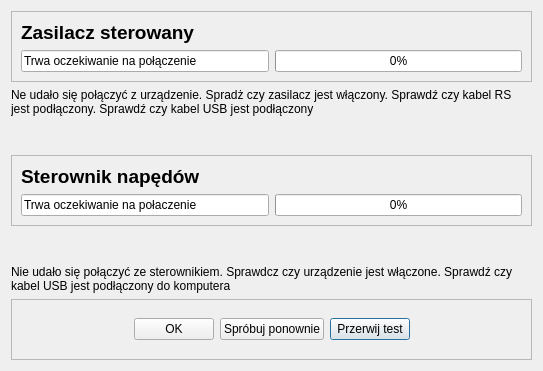
This is CzujkiLinioweApp/oczekiwanienaurzadzenia.ui in wiacekmarcin/CzujkiLiniowe as Qt 5 draws it before an edit. The edited form follows.
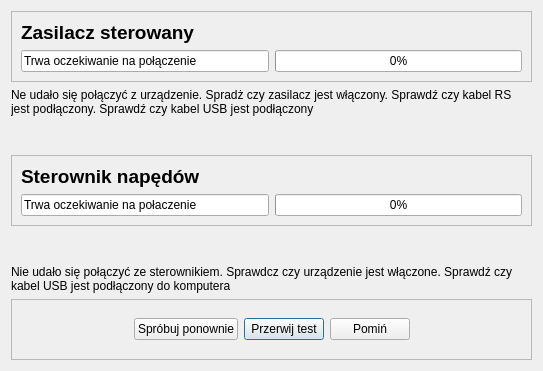
This is the edited form.

Diff of the .ui file:
```diff
--- a/CzujkiLinioweApp/oczekiwanienaurzadzenia.ui
+++ b/CzujkiLinioweApp/oczekiwanienaurzadzenia.ui
@@ -148,8 +148,8 @@
       <enum>QFrame::Raised</enum>
      </property>
      <layout class="QGridLayout" name="gridLayout_2">
-      <item row="4" column="0">
-       <spacer name="horizontalSpacer">
+      <item row="4" column="1">
+       <spacer name="horizontalSpacer_3">
         <property name="orientation">
          <enum>Qt::Horizontal</enum>
         </property>
@@ -162,40 +162,59 @@
        </spacer>
       </item>
       <item row="4" column="5">
-       <widget class="QPushButton" name="pushButton_3">
+       <spacer name="horizontalSpacer_5">
+        <property name="orientation">
+         <enum>Qt::Horizontal</enum>
+        </property>
+        <property name="sizeHint" stdset="0">
+         <size>
+          <width>40</width>
+          <height>20</height>
+         </size>
+        </property>
+       </spacer>
+      </item>
+      <item row="4" column="4">
+       <widget class="QPushButton" name="pbBreak">
         <property name="text">
          <string>Przerwij test</string>
         </property>
        </widget>
       </item>
+      <item row="4" column="6">
+       <spacer name="horizontalSpacer_6">
+        <property name="orientation">
+         <enum>Qt::Horizontal</enum>
+        </property>
+        <property name="sizeHint" stdset="0">
+         <size>
+          <width>40</width>
+          <height>20</height>
+         </size>
+        </property>
+       </spacer>
+      </item>
       <item row="4" column="3">
-       <widget class="QPushButton" name="pushButton_2">
-        <property name="text">
-         <string>Spróbuj ponownie</string>
+       <spacer name="horizontalSpacer_4">
+        <property name="orientation">
+         <enum>Qt::Horizontal</enum>
         </property>
-       </widget>
+        <property name="sizeHint" stdset="0">
+         <size>
+          <width>40</width>
+          <height>20</height>
+         </size>
+        </property>
+       </spacer>
       </item>
       <item row="4" column="2">
-       <spacer name="horizontalSpacer_3">
-        <property name="orientation">
-         <enum>Qt::Horizontal</enum>
-        </property>
-        <property name="sizeHint" stdset="0">
-         <size>
-          <width>40</width>
-          <height>20</height>
-         </size>
-        </property>
-       </spacer>
-      </item>
-      <item row="4" column="1">
-       <widget class="QPushButton" name="pushButton">
+       <widget class="QPushButton" name="pbAgain">
         <property name="text">
-         <string>OK</string>
+         <string>Spróbuj ponownie</string>
         </property>
        </widget>
       </item>
-      <item row="4" column="6">
+      <item row="4" column="8">
        <spacer name="horizontalSpacer_2">
         <property name="orientation">
          <enum>Qt::Horizontal</enum>
@@ -208,8 +227,8 @@
         </property>
        </spacer>
       </item>
-      <item row="4" column="4">
-       <spacer name="horizontalSpacer_4">
+      <item row="4" column="0">
+       <spacer name="horizontalSpacer">
         <property name="orientation">
          <enum>Qt::Horizontal</enum>
         </property>
@@ -221,6 +240,13 @@
         </property>
        </spacer>
       </item>
+      <item row="4" column="7">
+       <widget class="QPushButton" name="pbSkip">
+        <property name="text">
+         <string>Pomiń</string>
+        </property>
+       </widget>
+      </item>
      </layout>
     </widget>
    </item>
```
Left out of the diff: 4 changed lines with no effect on the pictures.
